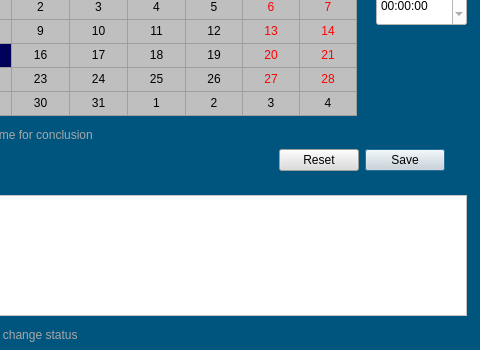
Qt form task_organizer/src/ui/qt/form/task_organizer.ui (lucassaporetti/frogs_tasks_organizer) before a commit; both pictures show x 114 to 594 and y 275 to 625 of the 594 by 625 pixel window.
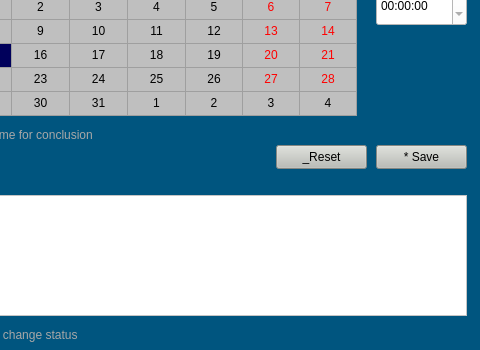
The same form after that commit. Icons and pictures are not drawn.

Commit message: now buttons works better

The edit to the form file:
```diff
--- a/task_organizer/src/ui/qt/form/task_organizer.ui
+++ b/task_organizer/src/ui/qt/form/task_organizer.ui
@@ -221,40 +221,6 @@
     <string notr="true">background-color: rgb(255, 255, 255);</string>
    </property>
   </widget>
-  <widget class="QDialogButtonBox" name="buttonBox">
-   <property name="geometry">
-    <rect>
-     <x>380</x>
-     <y>420</y>
-     <width>191</width>
-     <height>31</height>
-    </rect>
-   </property>
-   <property name="sizePolicy">
-    <sizepolicy hsizetype="Fixed" vsizetype="Fixed">
-     <horstretch>0</horstretch>
-     <verstretch>0</verstretch>
-    </sizepolicy>
-   </property>
-   <property name="cursor">
-    <cursorShape>PointingHandCursor</cursorShape>
-   </property>
-   <property name="layoutDirection">
-    <enum>Qt::LeftToRight</enum>
-   </property>
-   <property name="styleSheet">
-    <string notr="true">background-color: rgb(220, 220, 220);</string>
-   </property>
-   <property name="orientation">
-    <enum>Qt::Horizontal</enum>
-   </property>
-   <property name="standardButtons">
-    <set>QDialogButtonBox::Reset|QDialogButtonBox::Save</set>
-   </property>
-   <property name="centerButtons">
-    <bool>true</bool>
-   </property>
-  </widget>
   <widget class="QLabel" name="label_2">
    <property name="geometry">
     <rect>
@@ -336,6 +302,47 @@
     <string/>
    </property>
   </widget>
+  <widget class="QToolButton" name="reset_button">
+   <property name="geometry">
+    <rect>
+     <x>390</x>
+     <y>420</y>
+     <width>91</width>
+     <height>24</height>
+    </rect>
+   </property>
+   <property name="cursor">
+    <cursorShape>PointingHandCursor</cursorShape>
+   </property>
+   <property name="styleSheet">
+    <string notr="true">background-color: rgb(186, 189, 182);</string>
+   </property>
+   <property name="text">
+    <string>_Reset</string>
+   </property>
+   <property name="toolButtonStyle">
+    <enum>Qt::ToolButtonTextOnly</enum>
+   </property>
+  </widget>
+  <widget class="QToolButton" name="save_button">
+   <property name="geometry">
+    <rect>
+     <x>490</x>
+     <y>420</y>
+     <width>91</width>
+     <height>24</height>
+    </rect>
+   </property>
+   <property name="cursor">
+    <cursorShape>PointingHandCursor</cursorShape>
+   </property>
+   <property name="styleSheet">
+    <string notr="true">background-color: rgb(186, 189, 182);</string>
+   </property>
+   <property name="text">
+    <string>* Save</string>
+   </property>
+  </widget>
  </widget>
  <resources>
   <include location="../../../../resources/frogs_resources.qrc"/>
```
Left out of the diff: 3 changed lines with no effect on the pictures. The commit also changes 6 other files.
